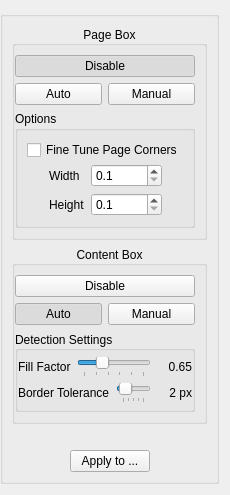
The window that src/core/filters/select_content/OptionsWidget.ui (abandoned-industries/scantailor-spectre) describes before a commit, drawn with Qt 5.
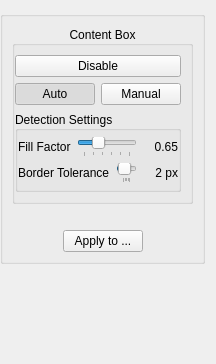
The same window after the commit. Custom widgets are drawn as their Qt base class.

Commit message: Version 2.0a23: Add Page Box stage, split from Select Content

What changed in the file:
```diff
--- a/src/core/filters/select_content/OptionsWidget.ui
+++ b/src/core/filters/select_content/OptionsWidget.ui
@@ -23,188 +23,6 @@
       <string/>
      </property>
      <layout class="QVBoxLayout" name="verticalLayout">
-      <item>
-       <widget class="CollapsibleGroupBox" name="pageBoxGroup">
-        <property name="title">
-         <string>Page Box</string>
-        </property>
-        <property name="alignment">
-         <set>Qt::AlignCenter</set>
-        </property>
-        <layout class="QGridLayout" name="gridLayout">
-         <property name="leftMargin">
-          <number>0</number>
-         </property>
-         <item row="0" column="0" colspan="2">
-          <widget class="QPushButton" name="pageDetectDisableBtn">
-           <property name="text">
-            <string>Disable</string>
-           </property>
-           <property name="checkable">
-            <bool>true</bool>
-           </property>
-           <property name="checked">
-            <bool>true</bool>
-           </property>
-           <property name="autoExclusive">
-            <bool>true</bool>
-           </property>
-          </widget>
-         </item>
-         <item row="1" column="0">
-          <widget class="QPushButton" name="pageDetectAutoBtn">
-           <property name="text">
-            <string>Auto</string>
-           </property>
-           <property name="checkable">
-            <bool>true</bool>
-           </property>
-           <property name="autoExclusive">
-            <bool>true</bool>
-           </property>
-          </widget>
-         </item>
-         <item row="1" column="1">
-          <widget class="QPushButton" name="pageDetectManualBtn">
-           <property name="text">
-            <string>Manual</string>
-           </property>
-           <property name="checkable">
-            <bool>true</bool>
-           </property>
-           <property name="checked">
-            <bool>false</bool>
-           </property>
-           <property name="autoExclusive">
-            <bool>true</bool>
-           </property>
-          </widget>
-         </item>
-         <item row="2" column="0" colspan="2">
-          <widget class="QGroupBox" name="pageDetectOptions">
-           <property name="title">
-            <string>Options</string>
-           </property>
-           <layout class="QVBoxLayout" name="verticalLayout_2">
-            <property name="spacing">
-             <number>4</number>
-            </property>
-            <property name="leftMargin">
-             <number>9</number>
-            </property>
-            <property name="topMargin">
-             <number>9</number>
-            </property>
-            <property name="rightMargin">
-             <number>9</number>
-            </property>
-            <property name="bottomMargin">
-             <number>9</number>
-            </property>
-            <item>
-             <widget class="QCheckBox" name="fineTuneBtn">
-              <property name="toolTip">
-               <string>Shift with corners while they are in black. </string>
-              </property>
-              <property name="text">
-               <string>Fine Tune Page Corners</string>
-              </property>
-             </widget>
-            </item>
-            <item>
-             <widget class="QWidget" name="dimensionsWidget" native="true">
-              <layout class="QHBoxLayout" name="horizontalLayout_2">
-               <property name="leftMargin">
-                <number>0</number>
-               </property>
-               <property name="topMargin">
-                <number>0</number>
-               </property>
-               <property name="rightMargin">
-                <number>0</number>
-               </property>
-               <property name="bottomMargin">
-                <number>0</number>
-               </property>
-               <item>
-                <spacer name="horizontalSpacer_3">
-                 <property name="orientation">
-                  <enum>Qt::Horizontal</enum>
-                 </property>
-                 <property name="sizeHint" stdset="0">
-                  <size>
-                   <width>1</width>
-                   <height>1</height>
-                  </size>
-                 </property>
-                </spacer>
-               </item>
-               <item>
-                <layout class="QGridLayout" name="gridLayout_3">
-                 <item row="0" column="0">
-                  <widget class="QLabel" name="label">
-                   <property name="text">
-                    <string>Width</string>
-                   </property>
-                  </widget>
-                 </item>
-                 <item row="1" column="0">
-                  <widget class="QLabel" name="label_2">
-                   <property name="text">
-                    <string>Height</string>
-                   </property>
-                  </widget>
-                 </item>
-                 <item row="1" column="1">
-                  <widget class="QDoubleSpinBox" name="heightSpinBox">
-                   <property name="decimals">
-                    <number>1</number>
-                   </property>
-                   <property name="minimum">
-                    <double>0.100000000000000</double>
-                   </property>
-                   <property name="maximum">
-                    <double>99999.000000000000000</double>
-                   </property>
-                  </widget>
-                 </item>
-                 <item row="0" column="1">
-                  <widget class="QDoubleSpinBox" name="widthSpinBox">
-                   <property name="decimals">
-                    <number>1</number>
-                   </property>
-                   <property name="minimum">
-                    <double>0.100000000000000</double>
-                   </property>
-                   <property name="maximum">
-                    <double>99999.000000000000000</double>
-                   </property>
-                  </widget>
-                 </item>
-                </layout>
-               </item>
-               <item>
-                <spacer name="horizontalSpacer">
-                 <property name="orientation">
-                  <enum>Qt::Horizontal</enum>
-                 </property>
-                 <property name="sizeHint" stdset="0">
-                  <size>
-                   <width>1</width>
-                   <height>1</height>
-                  </size>
-                 </property>
-                </spacer>
-               </item>
-              </layout>
-             </widget>
-            </item>
-           </layout>
-          </widget>
-         </item>
-        </layout>
-       </widget>
-      </item>
       <item>
        <widget class="CollapsibleGroupBox" name="contentBoxGroup">
         <property name="title">
```
The commit also changes 47 other files.
